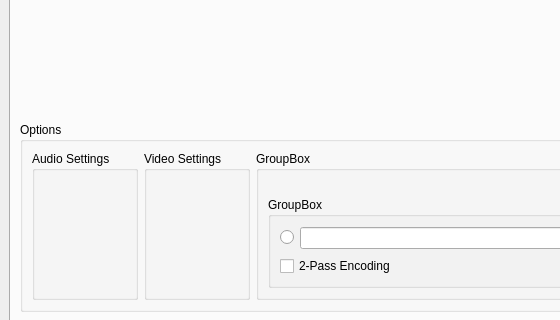
Above: src/mainwindow.ui from b1aqW0lf/Lithium before the change; both pictures show x 0 to 560 and y 330 to 650 of the 1212 by 753 pixel window. Below: the same form after it.
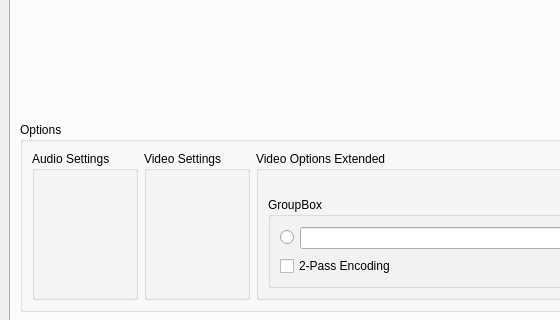
That is the form after the change. Custom widgets are drawn as their Qt base class.

Commit message: experiment/renamed ui groupbox to videoOptionsGroupBox

What changed in the file:
```diff
--- a/src/mainwindow.ui
+++ b/src/mainwindow.ui
@@ -68,7 +68,7 @@
            <item>
             <widget class="QGroupBox" name="groupBox_8">
              <property name="title">
-              <string>GroupBox</string>
+              <string>Video Options Extended</string>
              </property>
              <layout class="QVBoxLayout" name="verticalLayout_11">
               <item>
```
Left out of the diff: 2 changed lines with no effect on the pictures.
